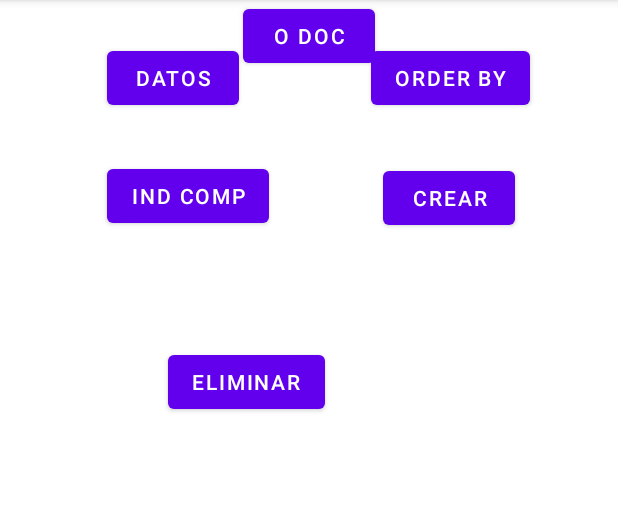
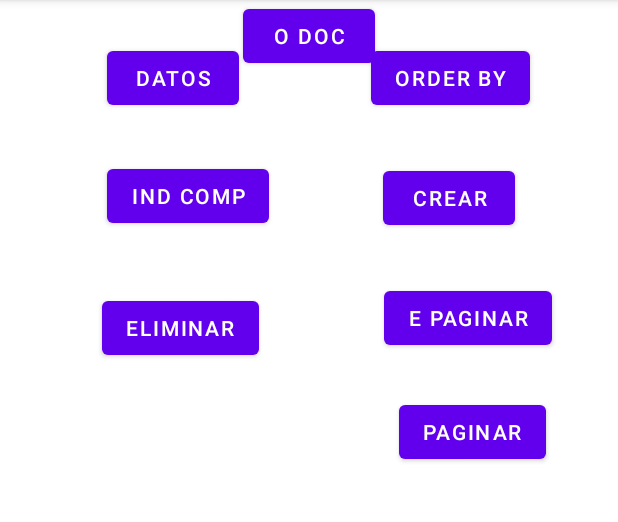
Before and after one commit to Aplicaciones-Moviles-2022-A-Comp/mc-campoverde-rodriguez-brandon-martin, an Android app: the IFirebasFirestore screen opened directly, with no data from a screen before it, on a phone screen of 412 x 824 dp, the part 84-606 px from its top. Run offline under Robolectric (Android 15) with nearby library versions, the phone set to English and light mode, and no system bars; our stand-ins replace Firebase (no records; nobody signed in at launch, a user with empty details on screens opened directly).

Commit message:
Hastta Paginar

```diff
--- a/01-android/app/src/main/res/layout/activity_ifirebas_firestore.xml
+++ b/01-android/app/src/main/res/layout/activity_ifirebas_firestore.xml
@@ -74,9 +74,29 @@
         android:id="@+id/btn_fs_eliminar"
         android:layout_width="wrap_content"
         android:layout_height="wrap_content"
-        android:layout_marginStart="112dp"
-        android:layout_marginTop="76dp"
+        android:layout_marginStart="68dp"
+        android:layout_marginTop="40dp"
         android:text="Eliminar"
         app:layout_constraintStart_toStartOf="parent"
         app:layout_constraintTop_toBottomOf="@+id/btn_fs_odoc2" />
+
+    <Button
+        android:id="@+id/btn_fs_epaginar"
+        android:layout_width="wrap_content"
+        android:layout_height="wrap_content"
+        android:layout_marginTop="32dp"
+        android:layout_marginEnd="44dp"
+        android:text="E Paginar"
+        app:layout_constraintEnd_toEndOf="parent"
+        app:layout_constraintTop_toBottomOf="@+id/btn_fs_crear" />
+
+    <Button
+        android:id="@+id/btn_fs_paginar"
+        android:layout_width="wrap_content"
+        android:layout_height="wrap_content"
+        android:layout_marginTop="28dp"
+        android:layout_marginEnd="48dp"
+        android:text="Paginar"
+        app:layout_constraintEnd_toEndOf="parent"
+        app:layout_constraintTop_toBottomOf="@+id/btn_fs_epaginar" />
 </androidx.constraintlayout.widget.ConstraintLayout>
```
Also changed, not shown: 01-android/app/src/main/java/com/example/movcompbmcr2022a/IFirebasFirestore.kt (+64 -0 lines).
